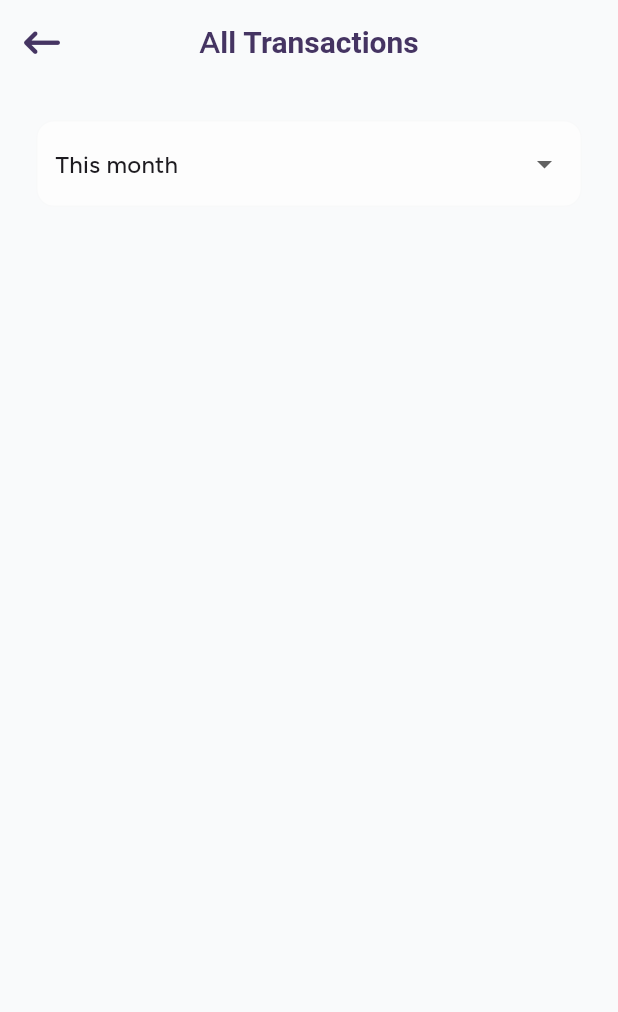
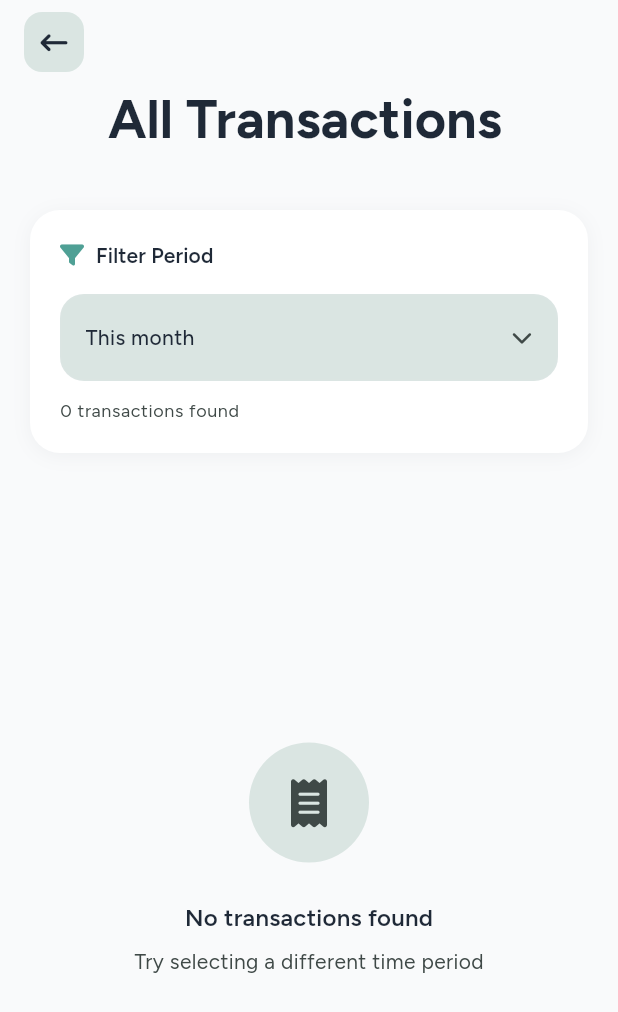
Before and after one commit to Saif64/khata, a Flutter app: the screen it shows once a user with an empty profile is signed in, scrolled down 576 dp, after a tap on "View All", on a phone screen of 412 x 824 dp. Shown: the top 1012 px of the screen. Run offline on Flutter 3.47's test engine with Material 3 defaults, Android fonts, the phone set to English and light mode, and no system bars; our stand-ins replace equatable, fl_chart, flutter_bloc, flutter_dotenv, flutter_spinkit, font_awesome_flutter and 7 more; accounts and stored records are empty.

```diff
--- a/domain/lib/features/home/repositories/home_repository.dart
+++ b/domain/lib/features/home/repositories/home_repository.dart
@@ -6,6 +6,9 @@ abstract class HomeRepository {
   Future<Either<AuthFailure, void>> addTransaction(
       TransactionEntity transaction);
   Future<Either<AuthFailure, List<TransactionEntity>>> getTransactions();
+  Future<Either<AuthFailure, void>> editTransaction(
+      TransactionEntity transaction);
+  Future<Either<AuthFailure, void>> deleteTransaction(String transactionId);
   Future<Either<AuthFailure, void>> syncTransactions();
   Stream<String> get syncStatus;
 }
--- a/presentation/lib/core/di/injection.dart
+++ b/presentation/lib/core/di/injection.dart
@@ -6,6 +6,7 @@ import 'package:presentation/src/features/home/presentation/bloc/home_bloc.dart'
 import 'package:supabase_flutter/supabase_flutter.dart';
 
 import '../../src/features/auth/provider/auth.dart';
+import '../../src/features/home/presentation/bloc/transaction_bloc.dart';
 
 final di = GetIt.instance;
 
--- /dev/null
+++ b/presentation/lib/core/widgets/back_button.dart
@@ -0,0 +1,48 @@
+import 'package:flutter/material.dart';
+import 'package:font_awesome_flutter/font_awesome_flutter.dart';
+
+class ThemedIconButton extends StatelessWidget {
+  final IconData icon;
+  final VoidCallback? onPressed;
+  final EdgeInsetsGeometry? margin;
+  final double? size;
+  final double borderRadius;
+
+  const ThemedIconButton({
+    super.key,
+    this.icon = FontAwesomeIcons.arrowLeft,
+    this.onPressed,
+    this.margin = const EdgeInsets.only(left: 16, top: 8, bottom: 8),
+    this.size = 18,
+    this.borderRadius = 12,
+  });
+
+  const ThemedIconButton.back({
+    super.key,
+    this.margin = const EdgeInsets.only(left: 16, top: 8, bottom: 8),
+    this.size = 18,
+    this.borderRadius = 12,
+  })  : icon = FontAwesomeIcons.arrowLeftLong,
+        onPressed = null;
+
+  @override
+  Widget build(BuildContext context) {
+    final colorScheme = Theme.of(context).colorScheme;
+
+    return Container(
+      margin: margin,
+      decoration: BoxDecoration(
+        color: colorScheme.surfaceVariant,
+        borderRadius: BorderRadius.circular(borderRadius),
+      ),
+      child: IconButton(
+        icon: Icon(
+          icon,
+          color: colorScheme.onSurface,
+          size: size,
+        ),
+        onPressed: onPressed ?? () => Navigator.pop(context),
+      ),
+    );
+  }
+}
--- a/presentation/lib/core/widgets/loader.dart
+++ b/presentation/lib/core/widgets/loader.dart
@@ -10,7 +10,7 @@ class Loader extends StatelessWidget {
       backgroundColor: Theme.of(context).colorScheme.surface,
       body: Center(
         child: SpinKitThreeInOut(
-          color: Theme.of(context).primaryColor,
+          color: Theme.of(context).colorScheme.secondary,
           size: 100.0,
         ),
       ),
--- a/presentation/lib/src/features/home/presentation/screens/all_transactions_screen.dart
+++ b/presentation/lib/src/features/home/presentation/screens/all_transactions_screen.dart
@@ -1,7 +1,10 @@
 import 'package:domain/domain.dart';
 import 'package:flutter/material.dart';
 import 'package:font_awesome_flutter/font_awesome_flutter.dart';
+import 'package:presentation/core/theme/app_theme.dart';
 import 'package:presentation/src/features/home/presentation/widgets/transaction_list_item.dart';
+
+import '../../../../../core/widgets/back_button.dart';
 
 class AllTransactionsScreen extends StatefulWidget {
   final List<TransactionEntity> transactions;
@@ -63,8 +66,14 @@ class _AllTransactionsScreenState extends State<AllTransactionsScreen> {
 
     setState(() {
       _filteredTransactions = widget.transactions.where((t) {
-        return t.date.isAfter(startDate.subtract(const Duration(seconds: 1))) &&
-            t.date.isBefore(endDate);
+        final transactionDate = DateTime(t.date.year, t.date.month, t.date.day);
+        final start = DateTime(startDate.year, startDate.month, startDate.day);
+        final end = DateTime(endDate.year, endDate.month, endDate.day);
+
+        return (transactionDate.isAtSameMomentAs(start) ||
+                transactionDate.isAfter(start)) &&
+            (transactionDate.isAtSameMomentAs(end) ||
+                transactionDate.isBefore(end));
       }).toList();
     });
   }
@@ -73,55 +82,118 @@ class _AllTransactionsScreenState extends State<AllTransactionsScreen> {
   Widget build(BuildContext context) {
     final theme = Theme.of(context);
     final colorScheme = theme.colorScheme;
+
     return Scaffold(
-      appBar: AppBar(
-        title: const Text('All Transactions'),
-        centerTitle: true,
-        leading: IconButton(
-          icon: Icon(
-            FontAwesomeIcons.arrowLeftLong,
-            color: theme.appBarTheme.foregroundColor,
+      backgroundColor: theme.scaffoldBackgroundColor,
+      body: CustomScrollView(
+        slivers: [
+          _buildSliverAppBar(theme, colorScheme),
+          SliverToBoxAdapter(
+            child: _buildFilterSection(theme, colorScheme),
           ),
-          onPressed: () => Navigator.pop(context),
+          _buildTransactionsList(theme, colorScheme),
+        ],
+      ),
+    );
+  }
+
+  Widget _buildSliverAppBar(ThemeData theme, ColorScheme colorScheme) {
+    return SliverAppBar(
+      expandedHeight: 120,
+      floating: false,
+      pinned: true,
+      elevation: 0,
+      backgroundColor: theme.scaffoldBackgroundColor,
+      surfaceTintColor: Colors.transparent,
+      leading: const ThemedIconButton.back(),
+      flexibleSpace: FlexibleSpaceBar(
+        title: Text(
+          'All Transactions',
+          style: theme.textTheme.headlineSmall?.copyWith(
+            fontWeight: FontWeight.w700,
+            color: colorScheme.onSurface,
           ),
         ),
-      body: Padding(
-        padding: const EdgeInsets.all(8.0),
+        centerTitle: false,
+        titlePadding: const EdgeInsets.only(left: 72, bottom: 16),
+      ),
+    );
+  }
+
+  Widget _buildFilterSection(ThemeData theme, ColorScheme colorScheme) {
+    return Container(
+      margin: const EdgeInsets.all(20),
+      padding: const EdgeInsets.all(20),
+      decoration: BoxDecoration(
+        color: colorScheme.cardBackground,
+        borderRadius: BorderRadius.circular(20),
+        boxShadow: [
+          BoxShadow(
+            color: colorScheme.onSurface.withOpacity(0.05),
+            blurRadius: 10,
+            offset: const Offset(0, 2),
+          ),
+        ],
+      ),
       child: Column(
+        crossAxisAlignment: CrossAxisAlignment.start,
         children: [
-            Padding(
-              padding: const EdgeInsets.all(16.0),
-              child: _buildDateFilterDropdown(theme, colorScheme),
+          Row(
+            children: [
+              Icon(
+                FontAwesomeIcons.filter,
+                color: colorScheme.primary,
+                size: 16,
               ),
-            Expanded(
-              child: ListView.builder(
-                itemCount: _filteredTransactions.length,
-                itemBuilder: (context, index) {
-                  final transaction = _filteredTransactions[index];
-                  return TransactionListItem(
-                    transaction: transaction,
-                  );
-                },
+              const SizedBox(width: 8),
+              Text(
+                'Filter Period',
+                style: theme.textTheme.titleSmall?.copyWith(
+                  fontWeight: FontWeight.w600,
+                  color: colorScheme.onSurface,
                 ),
               ),
             ],
           ),
+          const SizedBox(height: 16),
+          _buildDateFilterDropdown(theme, colorScheme),
+          const SizedBox(height: 12),
+          Text(
+            '${_filteredTransactions.length} transactions found',
+            style: theme.textTheme.bodySmall?.copyWith(
+              color: colorScheme.onSurfaceVariant,
+            ),
+          ),
+        ],
       ),
     );
   }
 
   Widget _buildDateFilterDropdown(ThemeData theme, ColorScheme colorScheme) {
     return Container(
-      padding: const EdgeInsets.symmetric(horizontal: 12, vertical: 4),
+      padding: const EdgeInsets.symmetric(horizontal: 16, vertical: 4),
       decoration: BoxDecoration(
-        color: colorScheme.surface,
-        borderRadius: BorderRadius.circular(12),
-        border: Border.all(color: colorScheme.outline.withOpacity(0.2)),
+        color: colorScheme.surfaceVariant,
+        borderRadius: BorderRadius.circular(16),
+        border: Border.all(
+          color: colorScheme.outline.withOpacity(0.1),
+          width: 1,
+        ),
       ),
       child: DropdownButtonHideUnderline(
         child: DropdownButton<String>(
           value: _selectedFilter,
           isExpanded: true,
+          icon: Icon(
+            FontAwesomeIcons.chevronDown,
+            color: colorScheme.onSurfaceVariant,
+            size: 14,
+          ),
+          style: theme.textTheme.bodyMedium?.copyWith(
+            fontWeight: FontWeight.w500,
+            color: colorScheme.onSurface,
+          ),
+          borderRadius: BorderRadius.circular(12),
           items: _dateFilters.map<DropdownMenuItem<String>>((String value) {
             return DropdownMenuItem<String>(
               value: value,
@@ -140,4 +212,78 @@ class _AllTransactionsScreenState extends State<AllTransactionsScreen> {
       ),
     );
   }
+
+  Widget _buildTransactionsList(ThemeData theme, ColorScheme colorScheme) {
+    if (_filteredTransactions.isEmpty) {
+      return SliverFillRemaining(
+        child: _buildEmptyState(theme, colorScheme),
+      );
     }
+
+    return SliverPadding(
+      padding: const EdgeInsets.symmetric(horizontal: 20),
+      sliver: SliverList(
+        delegate: SliverChildBuilderDelegate(
+          (context, index) {
+            final transaction = _filteredTransactions[index];
+            return Container(
+              margin: const EdgeInsets.only(bottom: 12),
+              decoration: BoxDecoration(
+                color: colorScheme.cardBackground,
+                borderRadius: BorderRadius.circular(16),
+                boxShadow: [
+                  BoxShadow(
+                    color: colorScheme.onSurface.withOpacity(0.03),
+                    blurRadius: 8,
+                    offset: const Offset(0, 1),
+                  ),
+                ],
+              ),
+              child: TransactionListItem(
+                transaction: transaction,
+              ),
+            );
+          },
+          childCount: _filteredTransactions.length,
+        ),
+      ),
+    );
+  }
+
+  Widget _buildEmptyState(ThemeData theme, ColorScheme colorScheme) {
+    return Center(
+      child: Column(
+        mainAxisAlignment: MainAxisAlignment.center,
+        children: [
+          Container(
+            padding: const EdgeInsets.all(24),
+            decoration: BoxDecoration(
+              color: colorScheme.surfaceVariant,
+              shape: BoxShape.circle,
+            ),
+            child: Icon(
+              FontAwesomeIcons.receipt,
+              color: colorScheme.onSurfaceVariant,
+              size: 32,
+            ),
+          ),
+          const SizedBox(height: 24),
+          Text(
+            'No transactions found',
+            style: theme.textTheme.titleMedium?.copyWith(
+              fontWeight: FontWeight.w600,
+              color: colorScheme.onSurface,
+            ),
+          ),
+          const SizedBox(height: 8),
+          Text(
+            'Try selecting a different time period',
+            style: theme.textTheme.bodyMedium?.copyWith(
+              color: colorScheme.onSurfaceVariant,
+            ),
+          ),
+        ],
+      ),
+    );
+  }
+}
```
Also changed, not shown: data/lib/features/home/datasources/local/home_local_datasource.dart (+13 -0 lines), data/lib/features/home/datasources/remote/home_remote_datasource.dart (+18 -1 lines), data/lib/features/home/repositories/home_repository_impl.dart (+24 -0 lines), presentation/lib/src/features/auth/presentation/screens/sign_up_screen.dart (+2 -7 lines). Lines whose indentation alone changed are shown as unchanged.
